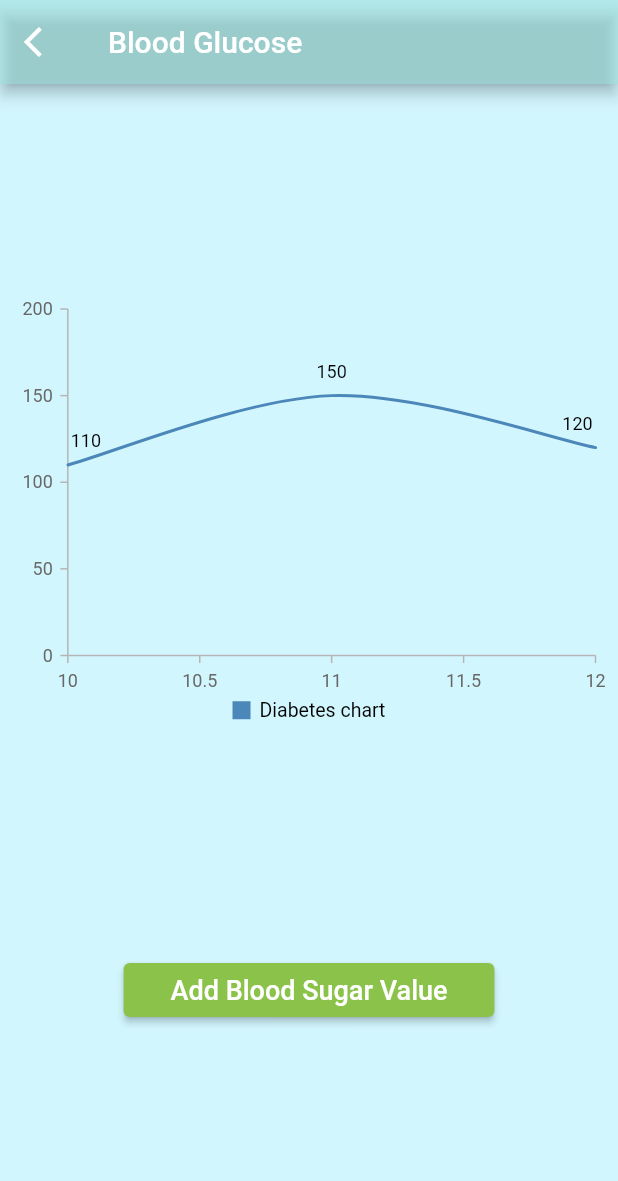
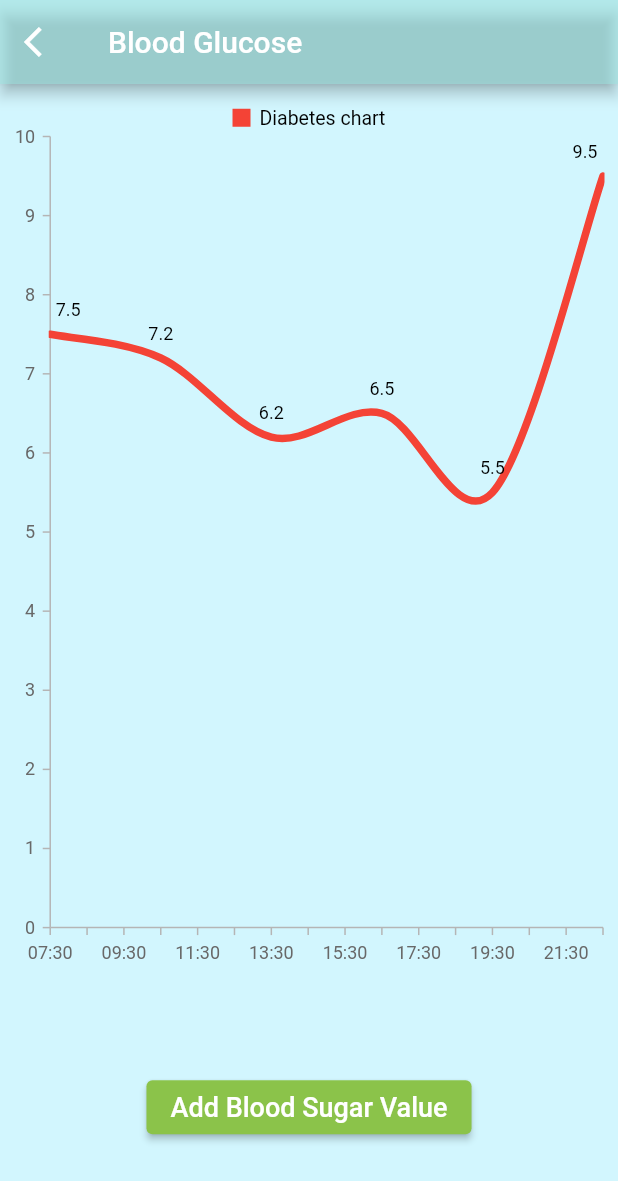
Before and after one commit to SumayaSiddique/Care_4_U_project, a Flutter app: the screen it shows once a user with an empty profile is signed in, after a tap on "Diabetes", on a phone screen of 412 x 824 dp. Shown: the top 1181 px of the screen. Run offline on Flutter 3.47's test engine with Material 2 defaults, Android fonts, the phone set to English and light mode, and no system bars; our stand-ins replace cloud_firestore, firebase_auth, firebase_core, flutter_svg, font_awesome_flutter, get and 2 more; accounts and stored records are empty; network calls fail; Roboto replaces fonts that are missing (SF Pro Rounded).

Commit message:
Added the detailed view of BP

```diff
--- /dev/null
+++ b/care_4_u_project/lib/Datamodel/BloodPressureModel/BloodPressureModel.dart
@@ -0,0 +1,6 @@
+class BloodPressureData {
+  BloodPressureData(this.date, this.sysValue, this.diaValue);
+  final DateTime date;
+  final int sysValue;
+  final int diaValue;
+}
--- a/care_4_u_project/lib/Datamodel/DiabetesModel.dart
+++ /dev/null
@@ -1,10 +0,0 @@
-class DiabetesData {
-  DiabetesData(this.hour, this.minute, this.dayOfMonth, this.month, this.year,
-      this.value);
-  final double hour;
-  final double minute;
-  final int dayOfMonth;
-  final int month;
-  final int year;
-  final int value;
-}
--- /dev/null
+++ b/care_4_u_project/lib/Datamodel/DiabetesModel/DiabetesModel.dart
@@ -0,0 +1,5 @@
+class DiabetesData {
+  DiabetesData(this.date, this.value);
+  final DateTime date;
+  final double value;
+}
--- a/care_4_u_project/lib/Screens/DetailedViews/DiabetesDetailsView.dart
+++ b/care_4_u_project/lib/Screens/DetailedViews/DiabetesDetailsView.dart
@@ -1,7 +1,8 @@
-import 'package:care_4_u_project/Datamodel/DiabetesModel.dart';
+import 'package:care_4_u_project/Datamodel/DiabetesModel/DiabetesModel.dart';
 import 'package:flutter/material.dart';
 import 'package:syncfusion_flutter_charts/charts.dart';
 import 'package:get/get.dart';
+import 'package:intl/intl.dart';
 
 class DiabetesDetailsView extends StatefulWidget {
   const DiabetesDetailsView({Key? key}) : super(key: key);
@@ -24,7 +25,7 @@ class _DiabetesDetailsViewState extends State<DiabetesDetailsView> {
   @override
   Widget build(BuildContext context) {
     final size = MediaQuery.of(context).size;
-    ChartSeriesController? _chartSeriesController;
+    // ChartSeriesController? _chartSeriesController;
     final _formKey = GlobalKey<FormState>();
     double? inputValue;
     return GetMaterialApp(
@@ -45,28 +46,28 @@ class _DiabetesDetailsViewState extends State<DiabetesDetailsView> {
         backgroundColor: Color.fromRGBO(210, 246, 254, 1),
         body: Column(
           mainAxisAlignment: MainAxisAlignment.spaceEvenly,
-          crossAxisAlignment: CrossAxisAlignment.stretch,
+          // crossAxisAlignment: CrossAxisAlignment.stretch,
           children: [
-            Padding(
-              padding:
-                  const EdgeInsets.symmetric(vertical: 0.0, horizontal: 5.0),
+            Expanded(
               child: SfCartesianChart(
                 plotAreaBorderColor: Colors.transparent,
                 legend: Legend(
                   isVisible: true,
                   alignment: ChartAlignment.center,
-                  position: LegendPosition.bottom,
+                  position: LegendPosition.top,
                 ),
                 tooltipBehavior: _tooltipBehavior,
                 enableAxisAnimation: true,
                 series: <ChartSeries>[
-                  SplineSeries<DiabetesData, double>(
+                  SplineSeries<DiabetesData, DateTime>(
                     name: 'Diabetes chart',
+                    width: 5.0,
+                    color: Colors.red,
                     dataSource: _chartData,
                     yValueMapper: (DiabetesData diabetesData, _) =>
                         diabetesData.value,
                     xValueMapper: (DiabetesData diabetesData, _) =>
-                        diabetesData.hour,
+                        diabetesData.date,
                     dataLabelSettings: DataLabelSettings(isVisible: true),
                     enableTooltip: true,
                     // onRendererCreated: (ChartSeriesController controller) {
@@ -74,9 +75,12 @@ class _DiabetesDetailsViewState extends State<DiabetesDetailsView> {
                     // },
                   ),
                 ],
-                primaryXAxis: NumericAxis(
+                primaryXAxis: DateTimeAxis(
                   edgeLabelPlacement: EdgeLabelPlacement.shift,
+                  dateFormat: DateFormat.Hm(),
+                  intervalType: DateTimeIntervalType.hours,
                   majorGridLines: const MajorGridLines(width: 0),
+                  desiredIntervals: 24,
                 ),
                 primaryYAxis: NumericAxis(
                   labelFormat: '{value}',
@@ -85,7 +89,12 @@ class _DiabetesDetailsViewState extends State<DiabetesDetailsView> {
               ),
             ),
             Padding(
-              padding: EdgeInsets.symmetric(horizontal: size.width / 5),
+              padding: EdgeInsets.only(
+                right: size.width / 5,
+                left: size.width / 5,
+                top: size.height * 0.075,
+                bottom: size.height * 0.075,
+              ),
               child: ElevatedButton(
                 style: ButtonStyle(
                   backgroundColor: MaterialStateColor.resolveWith(
@@ -208,27 +217,12 @@ class _DiabetesDetailsViewState extends State<DiabetesDetailsView> {
 
   List<DiabetesData> getChartData() {
     final List<DiabetesData> chartData = [
-      DiabetesData(
-          DateTime.now().hour.toDouble(),
-          DateTime.now().minute.toDouble(),
-          DateTime.now().day,
-          DateTime.now().month,
-          DateTime.now().year,
-          110),
-      DiabetesData(
-          DateTime.now().hour.toDouble() + 1.0,
-          DateTime.now().minute.toDouble() + 35,
-          DateTime.now().day,
-          DateTime.now().month,
-          DateTime.now().year,
-          150),
-      DiabetesData(
-          DateTime.now().hour.toDouble() + 2.0,
-          DateTime.now().minute.toDouble() + 15,
-          DateTime.now().day,
-          DateTime.now().month,
-          DateTime.now().year,
-          120),
+      DiabetesData(DateTime(2021, 1, 1, 7, 30), 7.5),
+      DiabetesData(DateTime(2021, 1, 1, 10, 30), 7.2),
+      DiabetesData(DateTime(2021, 1, 1, 13, 30), 6.2),
+      DiabetesData(DateTime(2021, 1, 1, 16, 30), 6.5),
+      DiabetesData(DateTime(2021, 1, 1, 19, 30), 5.5),
+      DiabetesData(DateTime(2021, 1, 1, 22, 30), 9.5),
     ];
     return chartData;
   }
--- a/care_4_u_project/lib/Screens/Home/HomeView.dart
+++ b/care_4_u_project/lib/Screens/Home/HomeView.dart
@@ -94,7 +94,10 @@ class HomeView extends StatelessWidget {
                       ),
                       caption: "Cups",
                     ),
-                    HomeMediumCard(
+                    GestureDetector(
+                      onTap: () => Navigator.pushNamed(
+                          context, '/blood-pressure-details'),
+                      child: HomeMediumCard(
                         size: size,
                         theme: theme,
                         title: Text(
@@ -107,6 +110,7 @@ class HomeView extends StatelessWidget {
                           color: Colors.white,
                         ),
                         color: Colors.redAccent,
+                      ),
                     ),
                   ],
                 ),
@@ -145,7 +149,7 @@ class HomeView extends StatelessWidget {
                         children: [
                           GestureDetector(
                             onTap: () => {
-                              Navigator.pushNamed(context, 'diabetes-details'),
+                              Navigator.pushNamed(context, '/diabetes-details'),
                             },
                             child: HomeMediumCard(
                               size: size,
--- a/care_4_u_project/lib/Screens/Welcome/LoginScreen.dart
+++ b/care_4_u_project/lib/Screens/Welcome/LoginScreen.dart
@@ -258,7 +258,7 @@ class _LoginScreenState extends State<LoginScreen> {
                           ),
                           onPressed: () async {
                             setState(() {
-                              Navigator.pushNamed(context, 'forgot-password');
+                              Navigator.pushNamed(context, '/forgot-password');
                             });
                           },
                           child: Text(
--- a/care_4_u_project/lib/Screens/Welcome/WelcomeScreen.dart
+++ b/care_4_u_project/lib/Screens/Welcome/WelcomeScreen.dart
@@ -19,7 +19,7 @@ class WelcomeScreen extends StatelessWidget {
         ),
         backgroundColor: Color.fromRGBO(255, 101, 132, 1.0),
         onPressed: () {
-          Navigator.pushNamed(context, 'sign-up');
+          Navigator.pushNamed(context, '/sign-up');
         },
       ),
       body: SafeArea(
--- a/care_4_u_project/lib/main.dart
+++ b/care_4_u_project/lib/main.dart
@@ -1,10 +1,11 @@
 import 'package:care_4_u_project/Screens/CoronaStatus/CoronaStatusPage.dart';
+import 'package:care_4_u_project/Screens/DetailedViews/BloodPressureDetailsView.dart';
 import 'package:care_4_u_project/Screens/Home/HomeView.dart';
 import 'package:care_4_u_project/Screens/Welcome/ForgotPassword.dart';
 import 'package:care_4_u_project/Screens/Welcome/LoginScreen.dart';
 import 'package:care_4_u_project/Screens/Welcome/SignUpScreen.dart';
 import 'package:care_4_u_project/Screens/Welcome/WelcomeScreen.dart';
-import 'package:care_4_u_project/Screens/WorkoutScreens/WorkoutLevel.dart';
+// import 'package:care_4_u_project/Screens/WorkoutScreens/WorkoutLevel.dart';
 import 'package:care_4_u_project/Screens/WorkoutScreens/WorkoutScreen.dart';
 import 'package:care_4_u_project/Services/FirebaseAuth/Wrapper.dart';
 import 'package:care_4_u_project/Services/FirebaseAuth/auth_service.dart';
@@ -68,12 +69,13 @@ class _MyAppState extends State<MyApp> {
         ),
         routes: {
           // 'splash': (context) => Splash(),
-          'welcome-screen': (context) => WelcomeScreen(),
-          'login': (context) => LoginScreen(),
-          'sign-up': (context) => SignUpScreen(),
-          'home': (context) => HomeView(),
-          'diabetes-details': (context) => DiabetesDetailsView(),
-          'forgot-password': (context) => ForgotPassword(),
+          '/welcome-screen': (context) => WelcomeScreen(),
+          '/login': (context) => LoginScreen(),
+          '/sign-up': (context) => SignUpScreen(),
+          '/home': (context) => HomeView(),
+          '/diabetes-details': (context) => DiabetesDetailsView(),
+          '/blood-pressure-details': (context) => BloodPressureDetailsView(),
+          '/forgot-password': (context) => ForgotPassword(),
           '/corona-status': (_) => CoronaStatusPage(),
           '/workouts': (_) => WorkoutScreen(),
           // '/workouts/Men': (_) => WorkOutLevel(category: category),
```
Also changed, not shown: care_4_u_project/lib/Screens/DetailedViews/BloodPressureDetailsView.dart (added, +285 -0 lines). Lines whose indentation alone changed are shown as unchanged.
